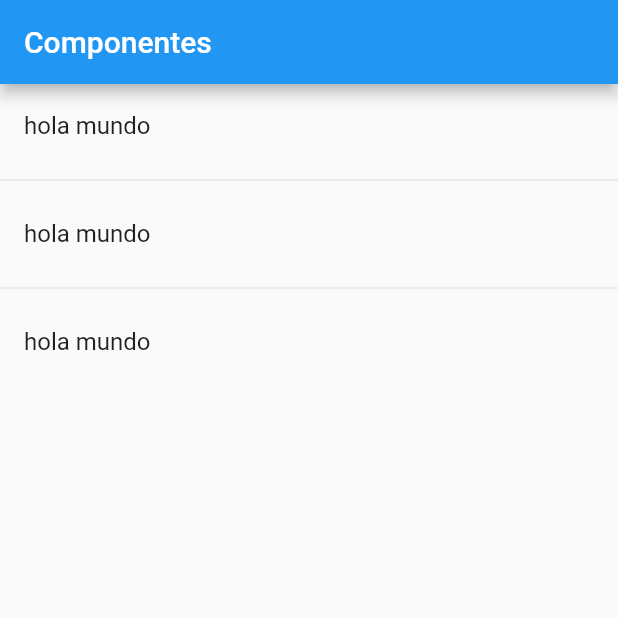
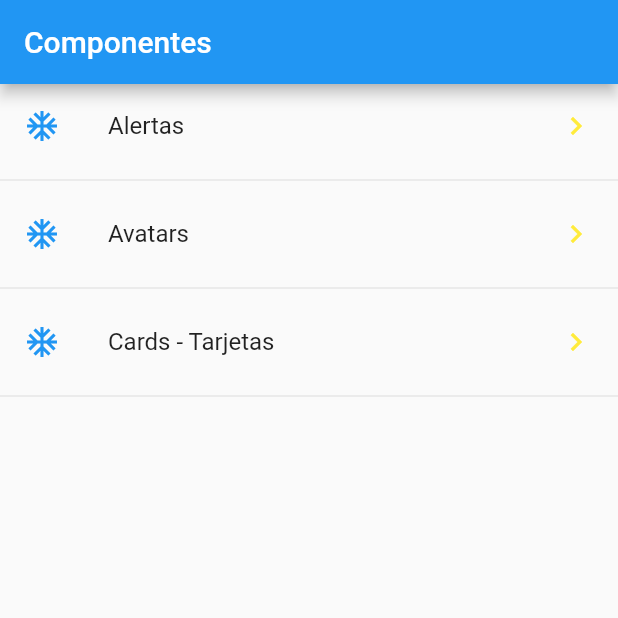
Before and after one commit to Gregoriomiqui/fluttersComponents, a Flutter app: the screen it shows after launch, on a phone screen of 412 x 824 dp, the top half of it. Run offline on Flutter 3.47's test engine with Material 2 defaults, Android fonts, the phone set to English and light mode, and no system bars.

```diff
--- a/lib/src/pages/hom_page.dart
+++ b/lib/src/pages/hom_page.dart
@@ -15,21 +15,37 @@ class HomePage extends StatelessWidget {
   }
 
   Widget _lista() {
+    // menuProvider.cargarData()
 
-    menuProvider.cargarData();
+    return FutureBuilder(
+      future: menuProvider.cargarData(),
+      // initialData: [],
+      builder: ((context, AsyncSnapshot<List<dynamic>> snapshot) {
 
-    return ListView(
-      children: _listaItems(),
+        return ListView(
+          children: _listaItems(snapshot.data),
+        );
+      }),
     );
   }
 
- List<Widget> _listaItems() {
-   return [
-     ListTile( title: Text('hola mundo')),
-     Divider(),
-     ListTile( title: Text('hola mundo')),
-     Divider(),
-     ListTile( title: Text('hola mundo'))
-   ];
- }
+  List<Widget> _listaItems( List<dynamic> data ) {
+
+   return data.map((elem){
+      return Column(
+        children: [
+          ListTile(
+            title: Text(elem['texto']),
+            leading: Icon(Icons.ac_unit_outlined, color: Colors.blue,),
+            trailing: Icon(Icons.keyboard_arrow_right, color: Colors.yellow),
+            onTap: (){
+            },
+          ),
+          Divider(),
+        ],
+      );
+    }).toList();
+
+  }
+
 }
```
Also changed, not shown: lib/src/providers/menu_providers.dart (+9 -8 lines).
